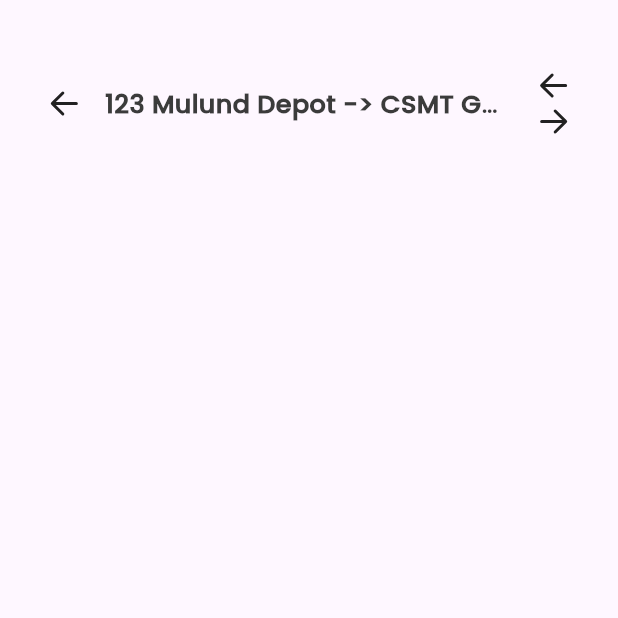
After one commit to DYNAMICMORTAL/mams, a Flutter app: the Down123 screen opened by its route, on a phone screen of 412 x 824 dp, the top half of it. The commit adds this screen. Run offline on Flutter 3.47's test engine with Material 2 defaults, Android fonts, the light colour scheme and no system bars; our stand-ins replace fluentui_icons, gap, video_player.

Commit message:
passengerTALK2.1.0

```diff
--- /dev/null
+++ b/lib/inkwell_pages/123Down_view.dart
@@ -0,0 +1,121 @@
+// import 'package:fluentui_icons/fluentui_icons.dart';
+//
+// import '../utils/app_styles.dart';
+// import 'package:flutter/material.dart';
+//
+// class Down123 extends StatelessWidget {
+//   const Down123({super.key});
+//
+//   @override
+//   Widget build(BuildContext context) {
+//     return Scaffold(
+//       body: Container(
+//         padding: const EdgeInsets.only(top: 45),
+//         // width: MediaQuery.of(context).size.width * 0.85,
+//         child: Column(
+//           crossAxisAlignment: CrossAxisAlignment.center,
+//           children: [
+//             Row(
+//               children: [
+//                 InkWell(
+//                   onTap: () {
+//                     Navigator.pushNamed(context, '/chatoverview');
+//                   },
+//                     child: Icon(FluentSystemIcons.ic_fluent_arrow_left_filled)),
+//                 const Spacer(),
+//                 Expanded(
+//                     child: Text("123 Mulund Depot -> CSMT Gate", style: Styles.headlineStyle2,overflow: TextOverflow.ellipsis,)),
+//                 const Spacer(),
+//                 Column(
+//                   children: [
+//                     Icon(FluentSystemIcons.ic_fluent_arrow_left_filled),
+//                     Icon(FluentSystemIcons.ic_fluent_arrow_right_filled),
+//                   ],
+//                 ),
+//               ],
+//             ), //-> NavBar
+//             Row(), //-> Message Container
+//             Row(), //-> Textfield
+//           ],
+//         ),
+//       ),
+//     );
+//   }
+// }
+
+
+
+
+
+
+
+
+
+
+
+
+
+
+import 'package:fluentui_icons/fluentui_icons.dart';
+import 'package:gap/gap.dart';
+import '../utils/app_styles.dart';
+import 'package:flutter/material.dart';
+
+class Down123 extends StatelessWidget {
+  const Down123({super.key});
+
+  @override
+  Widget build(BuildContext context) {
+    return Scaffold(
+      body: Container(
+        child: Column(
+          crossAxisAlignment: CrossAxisAlignment.center,
+          children: [
+            Container(
+              padding: const EdgeInsets.only(top: 45),
+              width: MediaQuery.of(context).size.width * 0.85,
+              child: Row(
+                children: [
+                  InkWell(
+                    onTap: () {
+                      Navigator.pushNamed(context, '/chatoverview');
+                    },
+                    child: Icon(FluentSystemIcons.ic_fluent_arrow_left_filled),
+                  ),
+                  // const Spacer(),
+                  const Gap(15),
+                  Flexible(
+                    flex: 3, // Adjust the flex value to control the width
+                    child: Text(
+                      "123 Mulund Depot -> CSMT Gate",
+                      style: Styles.headlineStyle3.copyWith(fontWeight: FontWeight.w900,),
+                      overflow: TextOverflow.ellipsis,
+                    ),
+                  ),
+                  const Gap(15),
+                  // const Spacer(),
+                  Container(
+                    // height: 25,
+                    child: InkWell(
+                      onTap: () {
+                        Navigator.pushNamed(context, '/123Up');
+                      },
+                      child: Column(
+                        children: [
+                          Icon(FluentSystemIcons.ic_fluent_arrow_left_filled),
+                          Icon(FluentSystemIcons.ic_fluent_arrow_right_filled),
+                        ],
+                      ),
+                    ),
+                  ),
+                ],
+              ),
+            ), //-> NavBar
+            Row(), //-> Message Container
+            Row(), //-> Textfield
+          ],
+        ),
+      ),
+    );
+  }
+}
--- a/lib/main.dart
+++ b/lib/main.dart
@@ -1,3 +1,6 @@
+import 'package:booktickets/chat/chat_overview.dart';
+import 'package:booktickets/inkwell_pages/123Down_view.dart';
+import 'package:booktickets/inkwell_pages/123Up_view.dart';
 import 'package:booktickets/screens/home_screen.dart';
 import 'package:flutter/material.dart';
 import 'screens/Button_bar.dart';
@@ -21,6 +24,9 @@
       routes: {
         // '/': (context) => const ProfileView(),
         '/home': (context) => const HomeScreen(),
+        '/123Up': (context) => const Up123(),
+        '/123Down': (context) => const Down123(),
+        '/chatoverview': (context) => const ChatOverview(),
         '/profile': (context) => const ProfileView(),
         '/settings': (context) => const SettingsPage(),
         '/subscriptions': (context) => const SubscriptionsPage(),
```
Also changed, not shown: lib/chat/chat_overview.dart (+11 -1 lines), lib/inkwell_pages/123Up_view.dart (added, +12 -0 lines).
